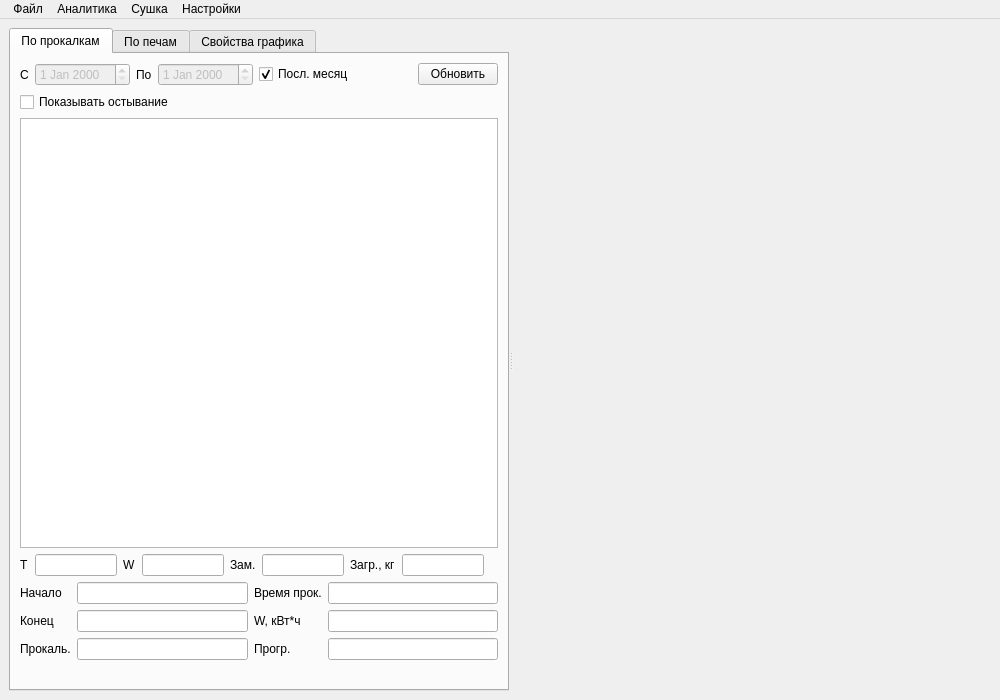
This is mainwindow.ui in Sergeyego/dry_view as Qt 5 draws it before an edit. The edited form follows.
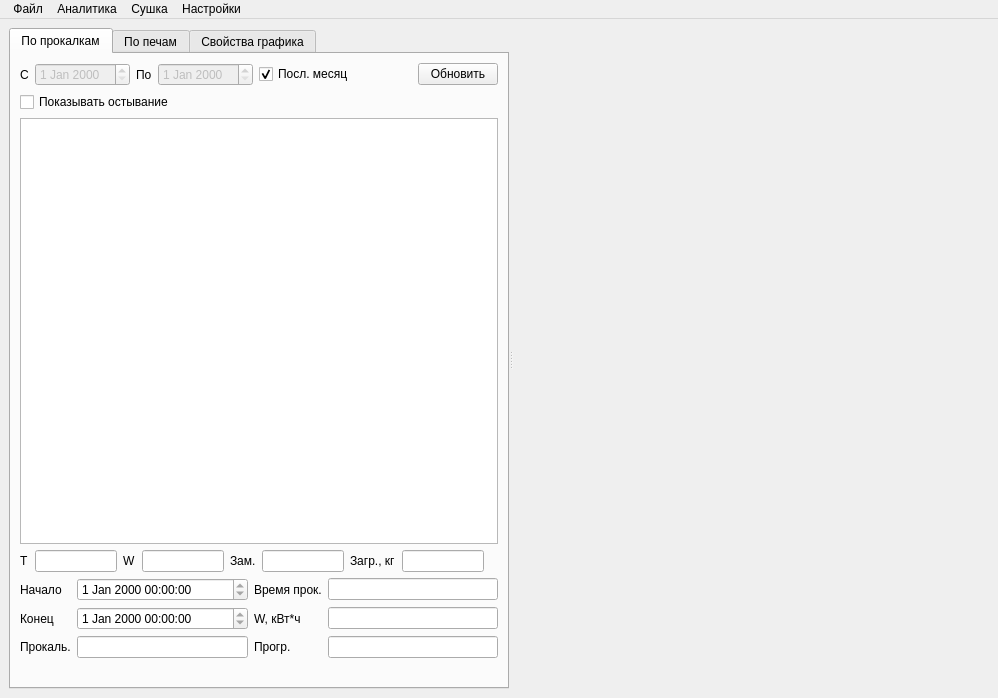
This is the edited form. Icons and pictures are not drawn. Custom widgets are drawn as their Qt base class.

What changed in the file:
```diff
--- a/mainwindow.ui
+++ b/mainwindow.ui
@@ -6,8 +6,8 @@
    <rect>
     <x>0</x>
     <y>0</y>
-    <width>1000</width>
-    <height>700</height>
+    <width>998</width>
+    <height>698</height>
    </rect>
   </property>
   <property name="windowTitle">
@@ -259,13 +259,6 @@
              </property>
             </widget>
            </item>
-           <item row="1" column="1">
-            <widget class="QLineEdit" name="lineEditDEnd">
-             <property name="readOnly">
-              <bool>true</bool>
-             </property>
-            </widget>
-           </item>
            <item row="0" column="0">
             <widget class="QLabel" name="label_9">
              <property name="text">
@@ -274,7 +267,14 @@
             </widget>
            </item>
            <item row="0" column="1">
-            <widget class="QLineEdit" name="lineEditDBeg">
+            <widget class="QDateTimeEdit" name="dateTimeEditBegProcBeg">
+             <property name="readOnly">
+              <bool>true</bool>
+             </property>
+            </widget>
+           </item>
+           <item row="1" column="1">
+            <widget class="QDateTimeEdit" name="dateTimeEditProcEnd">
              <property name="readOnly">
               <bool>true</bool>
              </property>
@@ -438,8 +438,8 @@
     <rect>
      <x>0</x>
      <y>0</y>
-     <width>1000</width>
-     <height>22</height>
+     <width>998</width>
+     <height>25</height>
     </rect>
    </property>
    <widget class="QMenu" name="menu">
```
Left out of the diff: 4 changed lines with no effect on the pictures.
